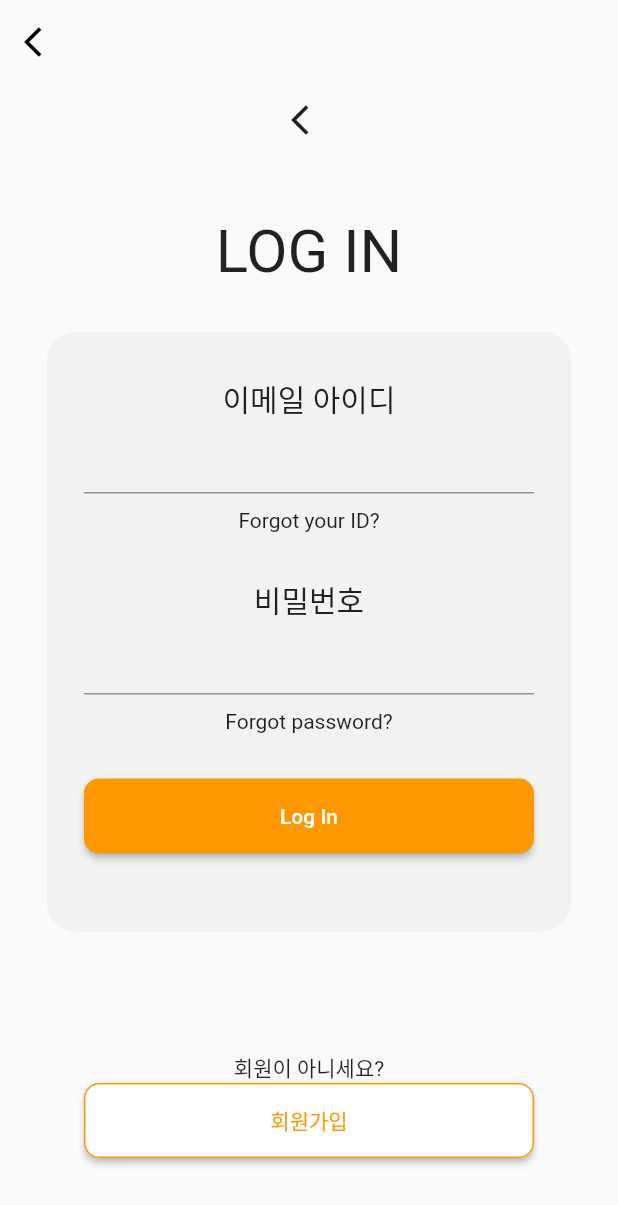
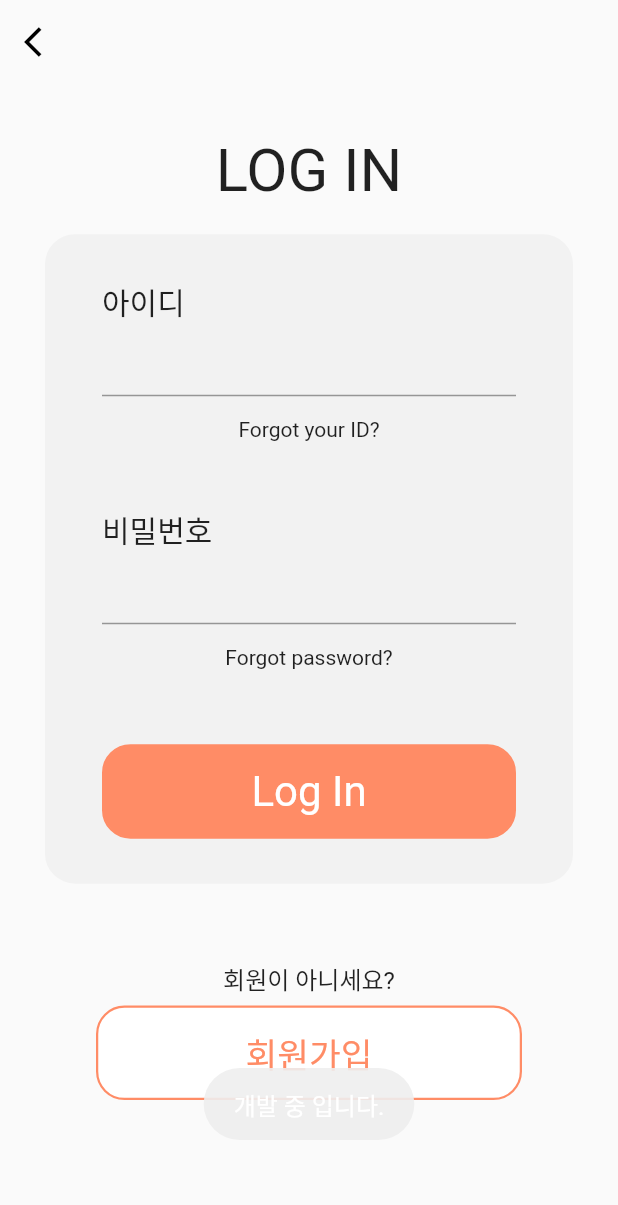
Before and after one commit to oyc0401/inmat, a Flutter app: the SignIn2 screen opened directly, after a tap on "Log In", on a phone screen of 412 x 824 dp. Shown: the top 1205 px of the screen. Run offline on Flutter 3.47's test engine with Material 2 defaults, Android fonts, the phone set to English and light mode, and no system bars; our stand-ins replace flutter_fortune_wheel, fluttertoast, geolocator, google_maps_flutter, shared_preferences; accounts and stored records are empty; Roboto replaces fonts that are missing (Binggrae2).

Commit message:
이메일 로그인 ui 제작

```diff
--- a/lib/Widget/account2/SignIn.dart
+++ b/lib/Widget/account2/SignIn.dart
@@ -51,7 +51,7 @@
         const SizedBox(height: 50),
         Padding(
           padding: const EdgeInsets.symmetric(vertical: 9, horizontal: 45),
-          child: LoginButton(
+          child: SocialLoginButton(
             text: '카카오로 계속하기',
             onclick: () {
               showMessage();
@@ -62,7 +62,7 @@
         ),
         Padding(
           padding: const EdgeInsets.symmetric(vertical: 9, horizontal: 45),
-          child: LoginButton(
+          child: SocialLoginButton(
             text: 'Apple로 계속하기',
             onclick: () {
               showMessage();
@@ -72,7 +72,7 @@
         ),
         Padding(
           padding: const EdgeInsets.symmetric(vertical: 9, horizontal: 45),
-          child: LoginButton(
+          child: SocialLoginButton(
             text: 'Google로 계속하기',
             onclick: () {
               showMessage();
@@ -186,8 +186,8 @@
   }
 }
 
-class LoginButton extends StatelessWidget {
-  const LoginButton({
+class SocialLoginButton extends StatelessWidget {
+  const SocialLoginButton({
     Key? key,
     required this.text,
     required this.onclick,
--- a/lib/Widget/account2/SignIn2.dart
+++ b/lib/Widget/account2/SignIn2.dart
@@ -1,4 +1,15 @@
 import 'package:flutter/material.dart';
+import 'package:fluttertoast/fluttertoast.dart';
+
+void showMessage() {
+  Fluttertoast.showToast(
+      msg: "개발 중 입니다.",
+      toastLength: Toast.LENGTH_SHORT,
+      gravity: ToastGravity.BOTTOM,
+      timeInSecForIosWeb: 1,
+      textColor: Colors.white,
+      fontSize: 16.0);
+}
 
 class SignIn2 extends StatefulWidget {
   const SignIn2({Key? key}) : super(key: key);
@@ -12,15 +23,14 @@
   Widget build(BuildContext context) {
     return Scaffold(
       appBar: AppBar(
-       backgroundColor: Color(0x00000000),
+        backgroundColor: const Color(0x00000000),
         elevation: 0,
-
-       iconTheme: IconThemeData(
-         color: Colors.black,//색변경
+        iconTheme: const IconThemeData(
+          color: Colors.black, //색변경
         ),
         leading: IconButton(
-         icon: Icon(Icons.arrow_back_ios),
-         onPressed: (){
+          icon: const Icon(Icons.arrow_back_ios),
+          onPressed: () {
             Navigator.pop(context);
             // 뒤로가기 버튼 누르면 이동하는 곳
           },
@@ -29,67 +39,173 @@
       body: Column(
         crossAxisAlignment: CrossAxisAlignment.center,
         children: [
-          Container(),
-          IconButton(
-            icon: Icon(Icons.arrow_back_ios),
-            onPressed: (){
-              // Navigator.pop(context);
-              // 뒤로가기 버튼 누르면 이동하는 곳
+          Flexible(
+            flex: 1,
+            child: Container(),
+          ),
+          const Padding(
+            padding: EdgeInsets.all(19.0),
+            child: Text(
+              'LOG IN',
+              style: TextStyle(fontSize: 40),
+            ),
+          ),
+          const Padding(
+            padding: EdgeInsets.symmetric(horizontal: 30),
+            child: LoginBox(),
+          ),
+          Flexible(
+            flex: 3,
+            child: Container(),
+          ),
+          const Padding(
+            padding: EdgeInsets.all(6.0),
+            child: Text(
+              '회원이 아니세요?',
+              style: TextStyle(fontSize: 16),
+            ),
+          ),
+          Padding(
+            padding: const EdgeInsets.symmetric(horizontal: 64),
+            child: RegisterButton(
+              onclick: () {
+                showMessage();
               },
             ),
-          SizedBox(height: 40,),
-          Container(
-            child: Text('LOG IN', style: TextStyle(fontSize: 40),),
-          ), SizedBox(height: 30,),
-          Center(
-            child: Container(
-              width: 350, height: 400,
-              decoration: BoxDecoration(
-                  borderRadius: BorderRadius.circular(20),
-                color: Color(0xffF2F2F2),
           ),
-              child: Column(
-                children: [
-                  SizedBox(height: 30,),
-                  Container(child: Text('이메일 아이디',style: TextStyle(fontSize: 20), textAlign: TextAlign.left,),), // Column 안에 컨테이너 안에 텍스트 좌측정렬 하려면?
-                  Container(child: Flexible(child: TextField()), width: 300,),  SizedBox(height: 10,),
-                  Container(child: Text('Forgot your ID?'),), SizedBox(height: 30,),
-                  Container(child: Text('비밀번호', style: TextStyle(fontSize: 20),),),
-                  Container(child: Flexible(child: TextField()), width: 300,), SizedBox(height: 10,),
-                  Container(child: Text('Forgot password?'),), SizedBox(height: 30,),
-                  ElevatedButton(onPressed: () {},
-                      style: ElevatedButton.styleFrom(
-                        minimumSize: Size(300, 50),
-                        primary: Colors.orange,
-                        shape: RoundedRectangleBorder(
-                          borderRadius: BorderRadius.circular(10)
-                        )
+          Flexible(
+            flex: 6,
+            child: Container(),
           ),
-                      child: Text('Log In')),
-                  // Container(
-                  //   color: Colors.orange,
-                  //   child: Text('Log In'),
-                  // ),
-                ],
-              ),
-            ),
-          ),
-          SizedBox(height: 80,),
-          Container(child: Text('회원이 아니세요?'),),
-          ElevatedButton(onPressed: () {},
-              style: ElevatedButton.styleFrom(
-                  minimumSize: Size(300, 50),
-                  primary: Colors.white,
-                  shape: RoundedRectangleBorder(
-                      borderRadius: BorderRadius.circular(10),
-                      side: BorderSide(color: Colors.orange)
-
-                  )
-              ),
-              child: Text('회원가입', style: TextStyle(color: Colors.orange))
-          )
         ],
       ),
     );
   }
 }
+
+class LoginBox extends StatelessWidget {
+  const LoginBox({Key? key}) : super(key: key);
+
+  @override
+  Widget build(BuildContext context) {
+    return Ink(
+      decoration: BoxDecoration(
+        borderRadius: BorderRadius.circular(20),
+        color: const Color(0xffF2F2F2),
+      ),
+      padding: const EdgeInsets.symmetric(horizontal: 38, vertical: 30),
+      child: Column(
+        // crossAxisAlignment: CrossAxisAlignment.start,
+        children: [
+          Row(children: const [
+            Text('아이디', style: TextStyle(fontSize: 20))
+          ]), // Column 안에 컨테이너 안에 텍스트 좌측정렬 하려면?
+          const TextField(),
+          Padding(
+            padding: const EdgeInsets.all(14.0),
+            child: InkWell(
+              onTap: () {
+                showMessage();
+              },
+              child: const Text('Forgot your ID?'),
+            ),
+          ),
+          const SizedBox(
+            height: 30,
+          ),
+          Row(children: const [Text('비밀번호', style: TextStyle(fontSize: 20))]),
+          const TextField(obscureText: true),
+          Padding(
+            padding: const EdgeInsets.all(14.0),
+            child: InkWell(
+              onTap: () {
+                showMessage();
+              },
+              child: const Text('Forgot password?'),
+            ),
+          ),
+          const SizedBox(height: 36),
+          LoginButton(
+            onclick: () {
+              showMessage();
+            },
+          ),
+        ],
+      ),
+    );
+  }
+}
+
+class LoginButton extends StatelessWidget {
+  const LoginButton({
+    Key? key,
+    required this.onclick,
+    this.outlined = false,
+  }) : super(key: key);
+
+  final VoidCallback onclick;
+  final bool outlined;
+
+  @override
+  Widget build(BuildContext context) {
+    return Ink(
+      decoration: BoxDecoration(
+        color: outlined ? Colors.white : const Color(0xffff8c66),
+        borderRadius: BorderRadius.circular(19),
+        border: Border.all(color: const Color(0xffff8c66), width: 1.5),
+      ),
+      child: InkWell(
+        onTap: onclick,
+        borderRadius: BorderRadius.circular(19),
+        child: SizedBox(
+          height: 60,
+          child: Center(
+            child: Text(
+              outlined ? "회원가입" : "Log In",
+              style: TextStyle(
+                color: outlined ? const Color(0xffff8c66) : Colors.white,
+                fontSize: 28,
+              ),
+            ),
+          ),
+        ),
+      ),
+    );
+  }
+}
+
+class RegisterButton extends StatelessWidget {
+  const RegisterButton({
+    Key? key,
+    required this.onclick,
+  }) : super(key: key);
+
+  final VoidCallback onclick;
+
+  @override
+  Widget build(BuildContext context) {
+    return Ink(
+      decoration: BoxDecoration(
+        color: Colors.white,
+        borderRadius: BorderRadius.circular(19),
+        border: Border.all(color: const Color(0xffff8c66), width: 1.5),
+      ),
+      child: InkWell(
+        onTap: onclick,
+        borderRadius: BorderRadius.circular(19),
+        child: const SizedBox(
+          height: 60,
+          child: Center(
+            child: Text(
+              "회원가입",
+              style: TextStyle(
+                color: Color(0xffff8c66),
+                fontSize: 23,
+              ),
+            ),
+          ),
+        ),
+      ),
+    );
+  }
+}
```
Lines whose indentation alone changed are shown as unchanged.
